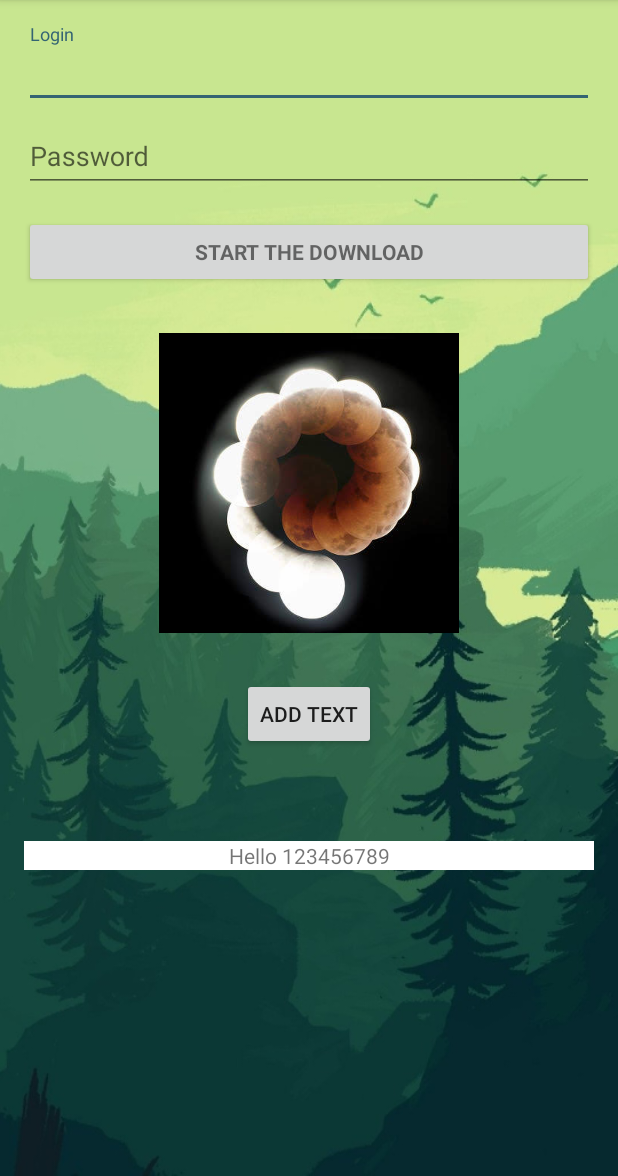
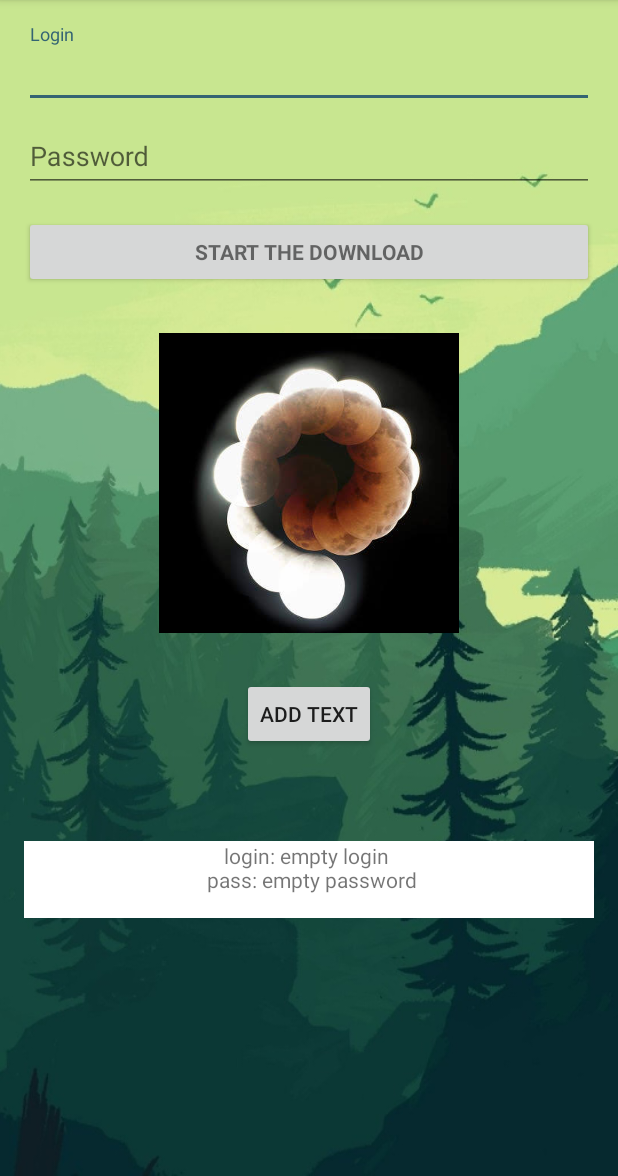
Before and after one commit to robgarai/webViewTestApp, an Android app: the screen it shows after launch (LoginActivity), after a tap on "ADD TEXT", on a phone screen of 412 x 824 dp, the part 60-1236 px from its top. Run offline under Robolectric (Android 15) with nearby library versions, the phone set to English and light mode, and no system bars; 2 statements that could not run were skipped; 1 other tap on this screen came first.

Commit message:
prepared the text fields for login post request and writing into text view

```diff
--- a/app/src/main/java/com/example/rober/webviewtestapp/activities/LoginActivity.java
+++ b/app/src/main/java/com/example/rober/webviewtestapp/activities/LoginActivity.java
@@ -125,24 +125,16 @@ public class LoginActivity extends AppCompatActivity implements LoaderCallbacks<
 
             @Override
             public void onClick(View arg0) {
-                String zTextovehoPola;
-                zTextovehoPola = mPasswordView.getText().toString();
-                Log.v("EditText", "zTextovehoPola: " + zTextovehoPola);
-
-                String finalText = zTextovehoPola + myTextView.getText().toString();
-
+                String login = mLoginView.getText().toString();
+                String pass = mPasswordView.getText().toString();
+                if (login.length() == 0) {
+                    login = "empty login";
+                }
+                if (pass.length() == 0) {
+                    pass = "empty password";
+                }
+                String finalText = "login: " + login + " \n " + "pass: " + pass + System.getProperty("line.separator") + myTextView.getText().toString();
                 myTextView.setText(finalText);
-
-                StringBuilder strBuild = new StringBuilder(finalText);
-                String numbers = "123456789";
-                strBuild.insert(0, "Hello " + numbers);
-                myTextView.setText(strBuild);
-
-                int start = Math.max(myTextView.getSelectionStart(), 0);
-                int end = Math.max(myTextView.getSelectionEnd(),10);
-
-                Log.v("EditTextView", "start: " + start);
-                Log.v("EditTextView", "end: " + end);
             }
         });
     }
```
